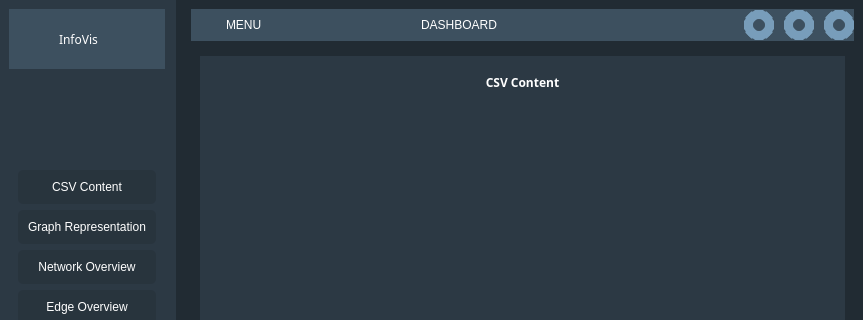
The window that gui/MainWindow.ui (Manste/LDATA2010) describes before a commit, drawn with Qt 5; both pictures show x 0 to 863 and y 0 to 320 of the 863 by 727 pixel window.
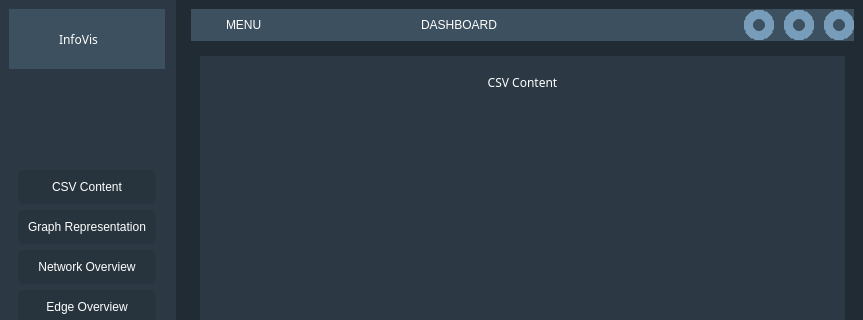
The same window after the commit. The open tabs and pages were chosen to show the change. Icons and pictures are not drawn.

What changed in the file:
```diff
--- a/gui/MainWindow.ui
+++ b/gui/MainWindow.ui
@@ -548,8 +548,6 @@
              <font>
               <family> San Francisco</family>
               <pointsize>-1</pointsize>
-              <weight>50</weight>
-              <bold>false</bold>
              </font>
             </property>
             <property name="currentIndex">
@@ -779,8 +777,6 @@
                  <font>
                   <family> San Francisco</family>
                   <pointsize>-1</pointsize>
-                  <weight>75</weight>
-                  <bold>true</bold>
                  </font>
                 </property>
                 <property name="frameShape">
@@ -796,8 +792,6 @@
                     <font>
                      <family> San Francisco</family>
                      <pointsize>-1</pointsize>
-                     <weight>75</weight>
-                     <bold>true</bold>
                     </font>
                    </property>
                    <property name="text">
```
Left out of the diff: 56 changed lines with no effect on the pictures.
